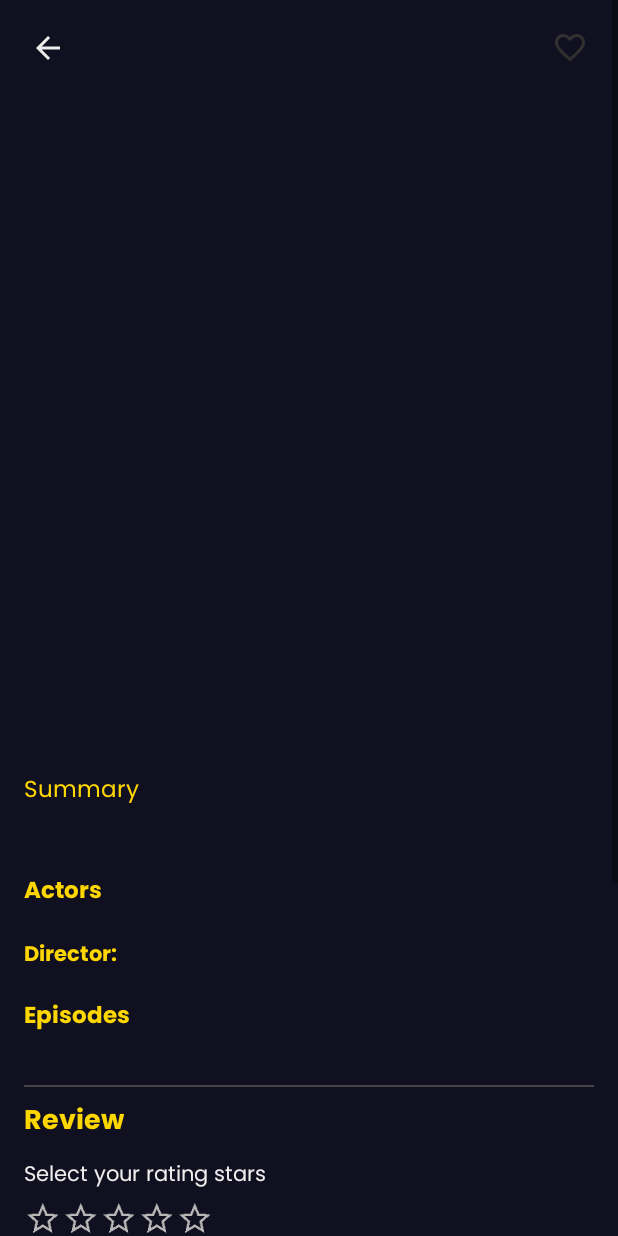
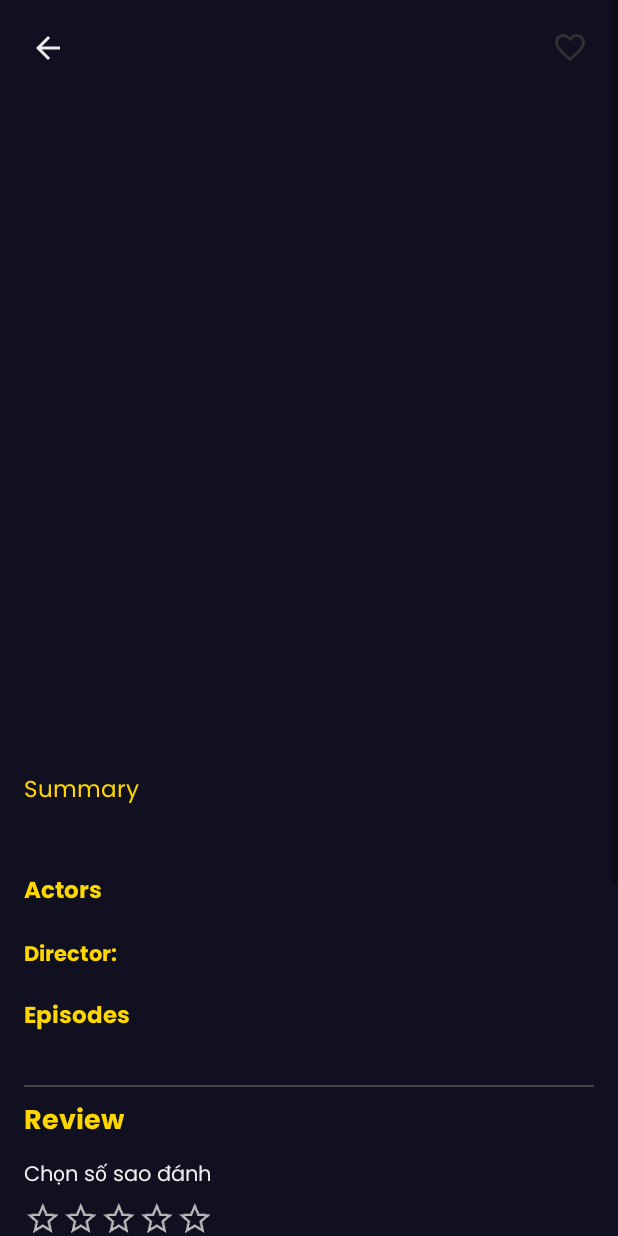
Before and after one commit to trunghia-ne/MovieAppByJava, an Android app: the DetailActivity2 screen opened directly, with no data from a screen before it, on a phone screen of 412 x 824 dp. Run offline under Robolectric (Android 15) with nearby library versions, the phone set to English and light mode, and no system bars; our stand-ins replace Firebase (no records; nobody signed in at launch, a user with empty details on screens opened directly), FlexboxLayout; pictures from the network do not load; 1 statement that could not run was skipped.

Commit message:
update rating

```diff
--- a/app/src/main/res/layout/activity_detail2.xml
+++ b/app/src/main/res/layout/activity_detail2.xml
@@ -208,7 +208,7 @@
                 <TextView
                     android:layout_width="wrap_content"
                     android:layout_height="wrap_content"
-                    android:text="Select your rating stars"
+                    android:text="Chọn số sao đánh "
                     android:textColor="#EEE"
                     android:textSize="14sp"
                     android:layout_marginBottom="4dp" />
--- a/app/src/main/res/layout/item_comment.xml
+++ b/app/src/main/res/layout/item_comment.xml
@@ -71,8 +71,9 @@
                     android:layout_width="wrap_content"
                     android:layout_height="wrap_content"
                     android:numStars="5"
-                    android:stepSize="0.1"
+                    android:stepSize="1.0"
                     android:isIndicator="true"
+                    android:progressDrawable="@drawable/rating_bar_selector"
                     android:rating="0"
                     android:layout_marginTop="4dp" />
             </LinearLayout>
```
